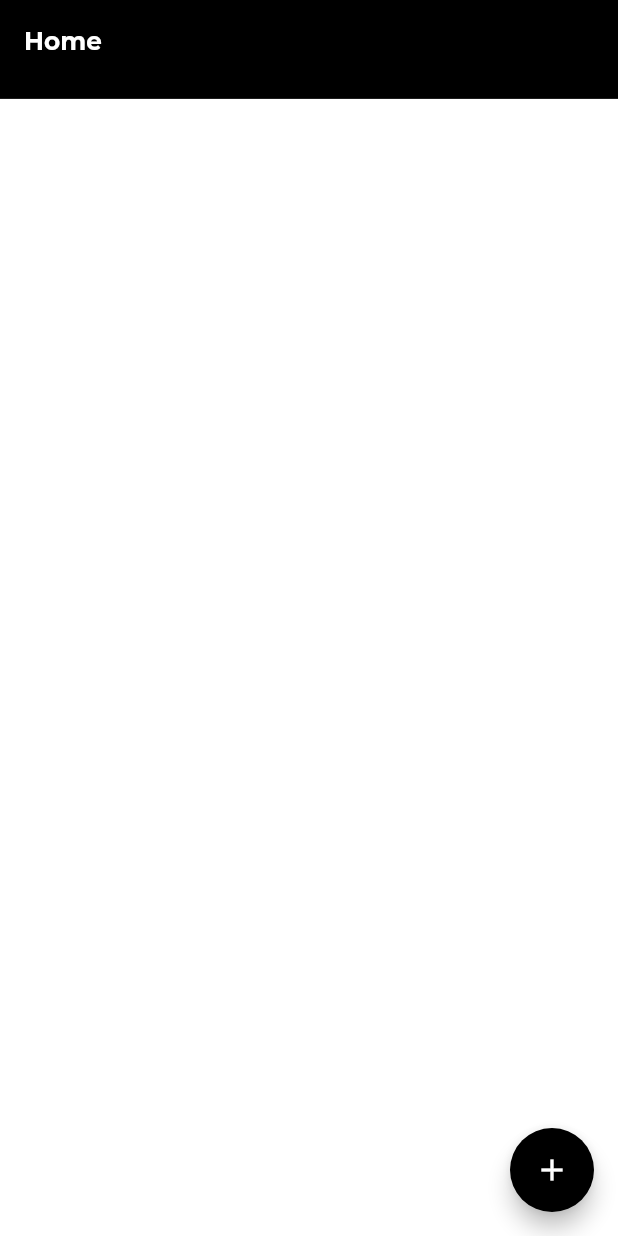
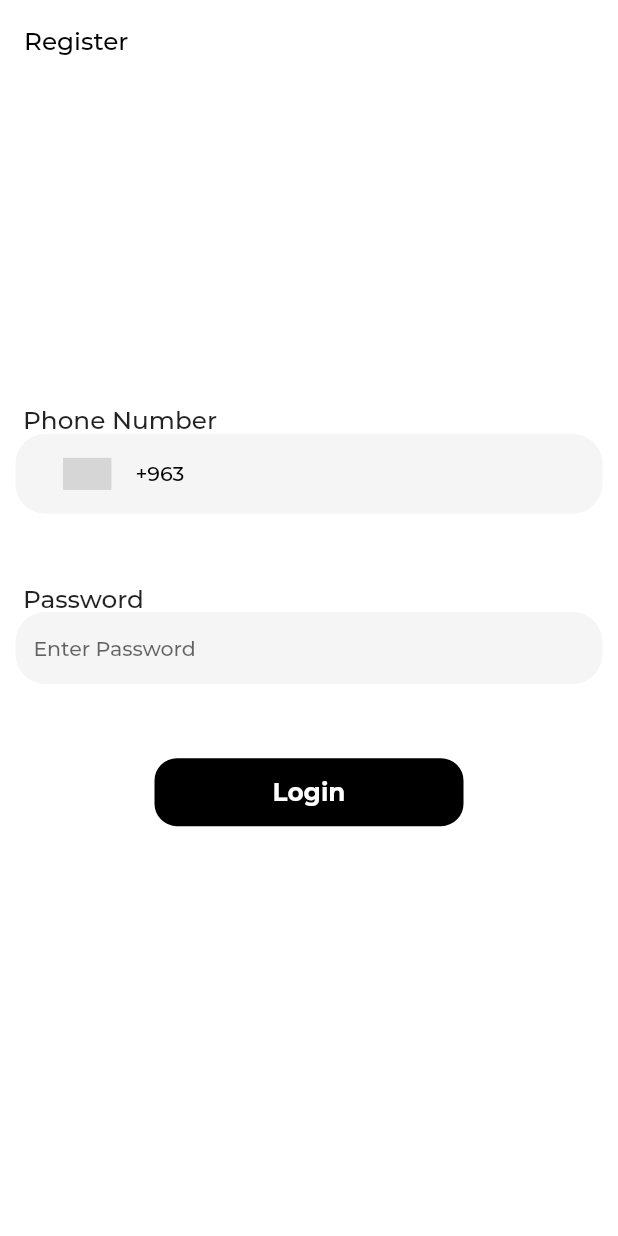
Before and after one commit to majd-alshalabi/small_project, a Flutter app: the screen it shows after launch, on a phone screen of 412 x 824 dp. Run offline on Flutter 3.47's test engine with Material 2 defaults, Android fonts, the phone set to English and light mode, and no system bars; drawn by our look-alikes of country_code_picker; our stand-ins replace flutter_bloc, get_it, sizer, sqflite; missing offline and left inert: omni_datetime_picker, textstyle_extensions; accounts and stored records are empty; project files that could hold a hidden picture were left out; grey boxes are pictures that could not be loaded.

```diff
--- a/lib/core/constants/constants.dart
+++ b/lib/core/constants/constants.dart
@@ -114,3 +114,5 @@ class Insets {
 class Assets {
   static const placeHolder = "assets/images/user_avatar_image.png";
 }
+
+enum ToWhereShouldINavigateAfterSplash { toHome, toLogin }
--- /dev/null
+++ b/lib/core/constants/validators.dart
@@ -0,0 +1,12 @@
+class Validators {
+  static final RegExp _userNameRegExp = RegExp(r'^[a-zA-Z0-9 ]{3,20}$');
+  static final RegExp _phoneNumberRegExp = RegExp(r'^[0-9]{9,15}$');
+
+  static isValidPhone(String phone) {
+    return _phoneNumberRegExp.hasMatch(phone);
+  }
+
+  static isValidUserName(String username) {
+    return _userNameRegExp.hasMatch(username);
+  }
+}
--- a/lib/core/storage/identity_helper.dart
+++ b/lib/core/storage/identity_helper.dart
@@ -11,7 +11,7 @@ class IdentityHelper {
 
   final DatabaseTables _db = DatabaseTables();
 
-  getMyIdentity() async {
+  Future<List<MyIdentity>> getMyIdentity() async {
     Database? db = await _db.createDb();
     List<MyIdentity>? identity;
 
--- a/lib/core/widget/app_bar.dart
+++ b/lib/core/widget/app_bar.dart
@@ -80,10 +80,10 @@ class ApplicationAppBar extends StatelessWidget implements PreferredSizeWidget {
   Size get preferredSize => Size.fromHeight(
         bottom == null
             ? orientation == Orientation.portrait
-                ? 8.h
+                ? 7.h
                 : 14.w
             : orientation == Orientation.portrait
-                ? 13.h
+                ? 12.h
                 : 25.w,
       );
 }
--- /dev/null
+++ b/lib/core/widget/button.dart
@@ -0,0 +1,64 @@
+import 'package:flutter/material.dart';
+import 'package:sizer/sizer.dart';
+import 'package:small_project/core/constants/font_constants.dart';
+import 'package:small_project/core/constants/theme.dart';
+import 'package:small_project/core/feature/bloc/theme_bloc/theme_cubit.dart';
+import 'package:small_project/injection_container.dart';
+
+class BasicButton extends StatelessWidget {
+  final String title;
+  final TextStyle? titleTextStyle;
+  final Color? backgroundColor;
+  final Color? borderColor;
+  final Function onPressed;
+  final double? width;
+  final Widget? iconWidget;
+  const BasicButton(
+      {super.key,
+      this.titleTextStyle,
+      this.width,
+      this.iconWidget,
+      this.borderColor,
+      this.backgroundColor,
+      required this.title,
+      required this.onPressed});
+
+  @override
+  Widget build(BuildContext context) {
+    AppTheme theme = sl<ThemeCubit>().globalAppTheme;
+
+    return Material(
+      borderRadius: BorderRadius.circular(Styles.kBasicButtonRadius),
+      child: InkWell(
+        borderRadius: BorderRadius.circular(Styles.kBasicButtonRadius),
+        onTap: () {
+          onPressed();
+        },
+        child: Container(
+          width: width ?? 50.w,
+          height: 5.5.h,
+          alignment: Alignment.center,
+          decoration: BoxDecoration(
+              border: Border.all(
+                color: borderColor ??
+                    (backgroundColor ??
+                        theme
+                            .primeColor), //                   <--- border color
+                width: 0.4.w,
+              ),
+              color: backgroundColor ?? theme.primeColor,
+              borderRadius: const BorderRadius.all(
+                  Radius.circular(Styles.kBasicButtonRadius))),
+          child: Row(
+            mainAxisAlignment: MainAxisAlignment.center,
+            crossAxisAlignment: CrossAxisAlignment.center,
+            children: [
+              iconWidget ?? const SizedBox.shrink(),
+              Text(title, style: titleTextStyle ?? TextStyles.title1),
+            ],
+          ),
+        ),
+      ),
+    );
+  }
+}
--- /dev/null
+++ b/lib/core/widget/text_field_with_country_picker.dart
@@ -0,0 +1,111 @@
+import 'package:country_code_picker/country_code_picker.dart';
+import 'package:flutter/material.dart';
+import 'package:flutter/services.dart';
+import 'package:sizer/sizer.dart';
+import 'package:small_project/core/constants/font_constants.dart';
+import 'package:small_project/core/constants/theme.dart';
+import 'package:small_project/core/constants/validators.dart';
+import 'package:small_project/core/feature/bloc/theme_bloc/theme_cubit.dart';
+import 'package:small_project/injection_container.dart';
+
+/// text filed with a country code picker in the begging of the text field
+class TextFieldWithCountryCodePicker extends StatefulWidget {
+  const TextFieldWithCountryCodePicker({
+    Key? key,
+    this.controller,
+    this.onChange,
+    this.focusNode,
+    this.enabled = true,
+    this.textInputAction,
+    this.hintText,
+    this.labelText,
+    this.maxLines,
+    this.fromAddNewContact = false,
+    this.validator,
+  }) : super(key: key);
+
+  /// controller for the text
+  final TextEditingController? controller;
+
+  /// onChange will return the phone number + the country code
+  /// if you want just the phone number use the controller to get it
+  final Function(String)? onChange;
+
+  /// text Field focus node
+  final FocusNode? focusNode;
+
+  final bool enabled;
+  final bool fromAddNewContact;
+
+  /// validation to the input
+  final String? Function(String?)? validator;
+
+  final TextInputAction? textInputAction;
+
+  final String? hintText;
+  final String? labelText;
+  final int? maxLines;
+
+  @override
+  State<TextFieldWithCountryCodePicker> createState() =>
+      _TextFieldWithCountryCodePickerState();
+}
+
+class _TextFieldWithCountryCodePickerState
+    extends State<TextFieldWithCountryCodePicker> {
+  String codeSelection = '+963';
+
+  String phoneNumber = '';
+
+  @override
+  Widget build(BuildContext context) {
+    AppTheme theme = sl<ThemeCubit>().globalAppTheme;
+    return SizedBox(
+      width: MediaQuery.of(context).size.width * 0.95,
+      child: TextFormField(
+        enabled: widget.enabled,
+        textInputAction: widget.textInputAction,
+        inputFormatters: [FilteringTextInputFormatter.digitsOnly],
+        focusNode: widget.focusNode,
+        style: TextStyles.h4,
+        controller: widget.controller ?? TextEditingController(),
+        onChanged: (value) {
+          phoneNumber = value;
+          if (widget.onChange != null) {
+            widget.onChange!(codeSelection + phoneNumber);
+          }
+        },
+        textAlignVertical: TextAlignVertical.center,
+        validator: !widget.fromAddNewContact
+            ? (value) {
+                String myPhone = codeSelection + phoneNumber;
+                if (Validators.isValidPhone(myPhone.substring(1))) {
+                  return null;
+                }
+                return 'enter valid number';
+              }
+            : widget.validator,
+        keyboardType: const TextInputType.numberWithOptions(
+            signed: false, decimal: false),
+        cursorColor: theme.grey,
+        maxLines: widget.maxLines,
+        autovalidateMode: AutovalidateMode.onUserInteraction,
+        decoration: InputDecoration(
+          hintStyle: TextStyles.h4,
+          hintText: widget.hintText,
+          labelStyle: TextStyles.h3,
+          labelText: widget.labelText,
+          prefixIcon: CountryCodePicker(
+            dialogTextStyle: TextStyles.h4,
+            textStyle: TextStyles.h4.copyWith(color: theme.txt),
+            onChanged: (value) {},
+            initialSelection: '+963',
+            dialogSize: Size(80.w, 80.h),
+            flagDecoration: const BoxDecoration(
+                borderRadius: BorderRadius.all(Radius.circular(3))),
+          ),
+        ),
+      ),
+    );
+  }
+}
--- /dev/null
+++ b/lib/feature/account/login/view/login_screen.dart
@@ -0,0 +1,115 @@
+import 'package:flutter/material.dart';
+import 'package:sizer/sizer.dart';
+import 'package:small_project/core/constants/constants.dart';
+import 'package:small_project/core/constants/font_constants.dart';
+import 'package:small_project/core/constants/theme.dart';
+import 'package:small_project/core/feature/bloc/theme_bloc/theme_cubit.dart';
+import 'package:small_project/core/widget/button.dart';
+import 'package:small_project/core/widget/custom_text_field.dart';
+import 'package:small_project/core/widget/space.dart';
+import 'package:small_project/core/widget/text_field_with_country_picker.dart';
+import 'package:small_project/core/widget/ui_text.dart';
+import 'package:small_project/feature/home/view/home_screen.dart';
+import 'package:small_project/injection_container.dart';
+
+class LoginScreen extends StatelessWidget {
+  LoginScreen({Key? key}) : super(key: key);
+
+  final TextEditingController nameController = TextEditingController();
+  final TextEditingController passwordController = TextEditingController();
+  final FocusNode focusNode = FocusNode();
+  final _formKey = GlobalKey<FormState>();
+
+  @override
+  Widget build(BuildContext context) {
+    AppTheme theme = sl<ThemeCubit>().globalAppTheme;
+
+    return Scaffold(
+      extendBodyBehindAppBar: true,
+      appBar: AppBar(
+        backgroundColor: Colors.transparent,
+        title: UiText(
+          'Register',
+          style: TextStyles.montserrat.copyWith(
+              fontWeight: FontWeight.w500,
+              fontSize: 12.sp,
+              color: Colors.black),
+        ),
+      ),
+      body: SingleChildScrollView(
+          child: Container(
+        constraints: BoxConstraints(minHeight: 100.h, minWidth: 100.w),
+        child: Form(
+          key: _formKey,
+          child: Column(
+            mainAxisAlignment: MainAxisAlignment.center,
+            children: [
+              Column(
+                crossAxisAlignment: CrossAxisAlignment.start,
+                children: [
+                  Padding(
+                    padding: const EdgeInsets.only(left: 5),
+                    child: UiText(
+                      'Phone Number',
+                      style: TextStyles.montserrat.copyWith(
+                          fontWeight: FontWeight.w500, fontSize: 12.sp),
+                    ),
+                  ),
+                  TextFieldWithCountryCodePicker(
+                    focusNode: focusNode,
+                    controller: nameController,
+                    onChange: (v) {
+                      focusNode.requestFocus();
+                      // phoneNumber = v;
+                    },
+                  )
+                ],
+              ),
+              VSpace(Insets.m),
+              Column(
+                crossAxisAlignment: CrossAxisAlignment.start,
+                children: [
+                  Padding(
+                    padding: const EdgeInsets.only(left: 5),
+                    child: UiText(
+                      'Password',
+                      style: TextStyles.montserrat.copyWith(
+                          fontWeight: FontWeight.w500, fontSize: 12.sp),
+                    ),
+                  ),
+                  CustomTextField(
+                    controller: passwordController,
+                    hintText: 'Enter Password',
+                    validator: (value) {
+                      if ((value ?? "").length >= 3) {
+                        return null;
+                      }
+                      return "password must be longer than 3";
+                    },
+                  ),
+                ],
+              ),
+              VSpace(Insets.m),
+              BasicButton(
+                title: 'Login',
+                onPressed: () {
+                  if (_formKey.currentState!.validate()) {
+                    Navigator.pushReplacement(
+                        context,
+                        MaterialPageRoute(
+                          builder: (context) => HomePage(),
+                        ));
+                  }
+                },
+                titleTextStyle: TextStyles.profileTitleTextStyle
+                    .copyWith(color: theme.accentTxt, fontSize: 12.sp),
+                width: 50.w,
+                backgroundColor: theme.txt,
+              ),
+            ],
+          ),
+        ),
+      )),
+    );
+  }
+}
--- a/lib/injection_container.dart
+++ b/lib/injection_container.dart
@@ -1,5 +1,6 @@
 import 'package:get_it/get_it.dart';
 import 'package:small_project/core/feature/bloc/theme_bloc/theme_cubit.dart';
+import 'package:small_project/feature/account/splash/bloc/splash_screen_cubit.dart';
 import 'package:small_project/feature/create_user/bloc/create_user_cubit/create_user_cubit.dart';
 
 final sl = GetIt.instance;
@@ -9,4 +10,5 @@ void init() {
 
   sl.registerLazySingleton(() => ThemeCubit());
   sl.registerLazySingleton(() => CreateUserCubit());
+  sl.registerLazySingleton(() => SplashScreenCubit());
 }
--- a/lib/main.dart
+++ b/lib/main.dart
@@ -2,7 +2,7 @@ import 'package:flutter/material.dart';
 import 'package:flutter_bloc/flutter_bloc.dart';
 import 'package:sizer/sizer.dart';
 import 'package:small_project/core/feature/bloc/theme_bloc/theme_cubit.dart';
-import 'package:small_project/feature/home/view/home_screen.dart';
+import 'package:small_project/feature/account/splash/view/splash_screen.dart';
 import 'package:small_project/injection_container.dart';
 
 void main() {
@@ -22,7 +22,7 @@ class MyApp extends StatelessWidget {
           builder: (_, theme) {
             return MaterialApp(
               debugShowCheckedModeBanner: false,
-              home: HomePage(),
+              home: const SplashScreen(),
               theme: theme,
             );
           });
--- a/pubspec.yaml
+++ b/pubspec.yaml
@@ -20,6 +20,7 @@ dependencies:
   get_it: ^7.2.0
   omni_datetime_picker: ^0.0.3+1
   intl: ^0.17.0
+  country_code_picker: ^2.0.2
 
 
 dev_dependencies:
```
Also changed, not shown: lib/feature/account/splash/bloc/splash_screen_cubit.dart (added, +22 -0 lines), lib/feature/account/splash/bloc/splash_screen_state.dart (added, +14 -0 lines), lib/feature/account/splash/view/splash_screen.dart (added, +54 -0 lines), lib/feature/home/view/home_screen.dart (+57 -1 lines), pubspec.lock.
